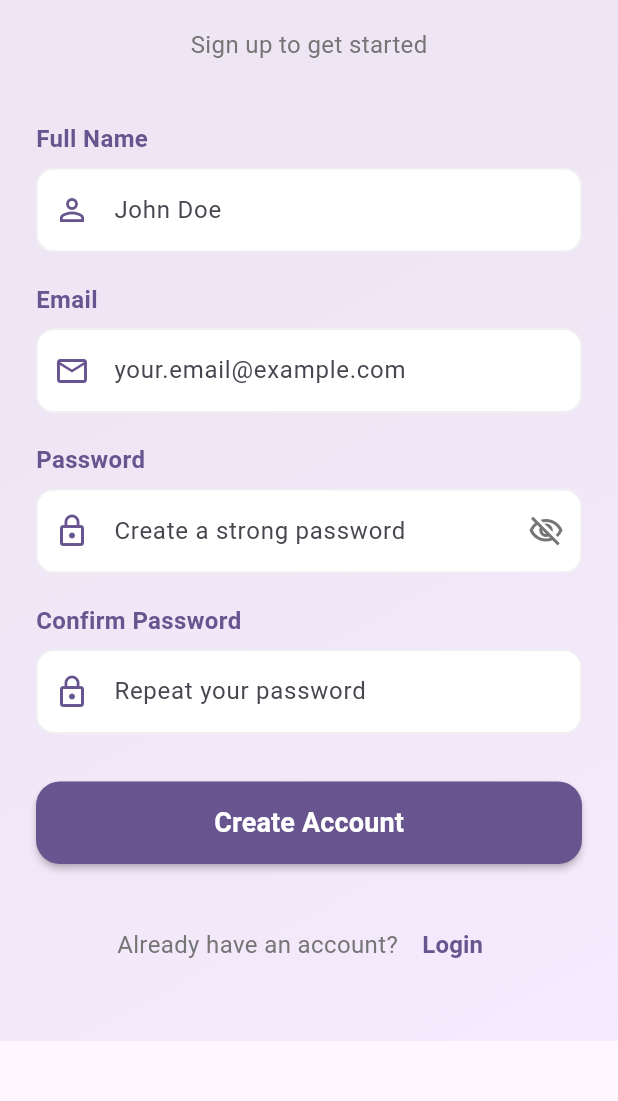
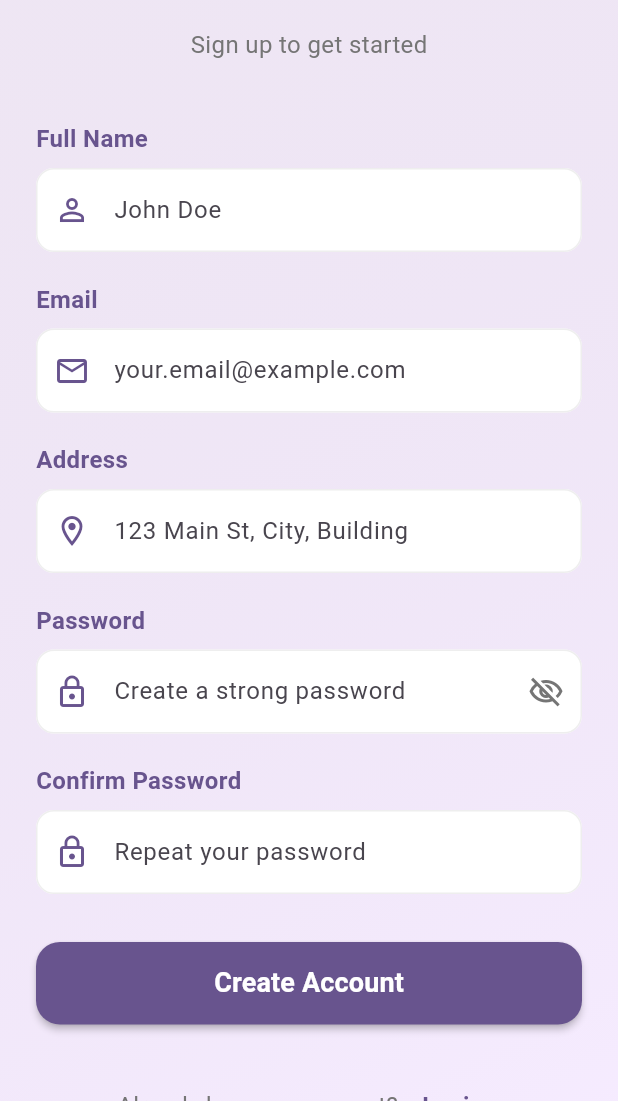
Before and after one commit to josephchamoun/flutter_internship_project, a Flutter app: the Registration screen opened by its route, after a tap on "Create Account", on a phone screen of 412 x 824 dp, the part 135-1236 px from its top. Run offline on Flutter 3.47's test engine with Material 3 defaults, Android fonts, the light colour scheme and no system bars; our stand-ins replace cached_network_image, dio, get, pretty_dio_logger, shared_preferences; accounts and stored records are empty; network calls fail.

Commit message:
adding address to users

```diff
--- a/lib/Controllers/LoginController.dart
+++ b/lib/Controllers/LoginController.dart
@@ -65,10 +65,14 @@ class LoginController extends GetxController {
           int userId = post.data['user']['id']; // Get it as an integer
           String userName = post.data['user']['name']; // Get the user's name
           String userEmail = post.data['user']['email']; // Get the user's email
+          String userAddress =
+              post.data['user']['address']; // Get the user's address
 
           prefs.setInt('user_id', userId); // Save user ID as an integer
           prefs.setString('user_name', userName); // Save user name as a string
           prefs.setString('user_email', userEmail); // Save user email as
+          prefs.setString(
+              'user_address', userAddress); // Save user address as a string
 
           ShowSuccessDialog(
               Get.context!, "Success", "User Login Successfully", () {});
--- a/lib/Controllers/ProfileController.dart
+++ b/lib/Controllers/ProfileController.dart
@@ -9,6 +9,7 @@ import 'package:shared_preferences/shared_preferences.dart';
 
 class ProfileController extends GetxController {
   TextEditingController email = TextEditingController();
+  TextEditingController address = TextEditingController();
   TextEditingController name = TextEditingController();
   TextEditingController oldpassword = TextEditingController();
   TextEditingController password = TextEditingController();
@@ -39,6 +40,7 @@ class ProfileController extends GetxController {
     prefs = await SharedPreferences.getInstance();
     name.text = prefs.getString('user_name') ?? '';
     email.text = prefs.getString('user_email') ?? '';
+    address.text = prefs.getString('user_address') ?? '';
   }
 
   void updateProfile() async {
@@ -53,6 +55,7 @@ class ProfileController extends GetxController {
       User user = User(
         name: name.text,
         email: email.text,
+        address: address.text,
       );
 
       String requestBody = user.toJson();
--- a/lib/Controllers/RegistrationController.dart
+++ b/lib/Controllers/RegistrationController.dart
@@ -7,6 +7,7 @@ import '../Models/User.dart';
 
 class RegistrationController extends GetxController {
   TextEditingController email = TextEditingController();
+  TextEditingController address = TextEditingController();
   TextEditingController name = TextEditingController();
   TextEditingController password = TextEditingController();
   TextEditingController password_confirmation = TextEditingController();
@@ -15,13 +16,16 @@ class RegistrationController extends GetxController {
   void submit() {
     String nameValue = name.text.trim();
     String emailValue = email.text.trim();
+    String addressValue = address.text.trim();
     String passwordValue = password.text.trim();
     String passwordConfirmationValue = password_confirmation.text.trim();
 
     if (nameValue.isEmpty) {
       Get.snackbar("Error", "Please enter your name.");
-    } else if (emailValue.isEmpty || !GetUtils.isEmail(emailValue)) {
+    } else if (emailValue.isEmpty) {
       Get.snackbar("Error", "Please enter a valid email.");
+    } else if (addressValue.isEmpty) {
+      Get.snackbar("Error", "Please enter your address.");
     } else if (passwordValue.isEmpty) {
       Get.snackbar("Error", "Please enter your password.");
     } else if (passwordValue.length < 8) {
@@ -48,6 +52,7 @@ class RegistrationController extends GetxController {
       User user = User(
         name: name.text,
         email: email.text,
+        address: address.text,
         password: password.text,
         password_confirmation: password_confirmation.text,
       );
--- a/lib/Models/User.dart
+++ b/lib/Models/User.dart
@@ -3,6 +3,7 @@ import 'dart:convert';
 class User {
   final String? name;
   final String? email;
+  final String? address;
   final String? oldpassword;
   final String? password;
   final String? password_confirmation;
@@ -10,6 +11,7 @@ class User {
   User(
       {this.name,
       this.email,
+      this.address,
       this.oldpassword,
       this.password,
       this.password_confirmation});
@@ -18,6 +20,7 @@ class User {
     return {
       "name": name,
       "email": email,
+      "address": address,
       "password": password,
       "password_confirmation": password_confirmation
     };
--- a/lib/Views/RegistrationForm.dart
+++ b/lib/Views/RegistrationForm.dart
@@ -107,6 +107,46 @@ class Registration extends StatelessWidget {
                       hintText: 'your.email@example.com',
                       prefixIcon: Icon(
                         Icons.email_outlined,
+                        color: Theme.of(context).colorScheme.primary,
+                      ),
+                      filled: true,
+                      fillColor: Colors.white,
+                      border: OutlineInputBorder(
+                        borderRadius: BorderRadius.circular(12),
+                        borderSide: BorderSide.none,
+                      ),
+                      enabledBorder: OutlineInputBorder(
+                        borderRadius: BorderRadius.circular(12),
+                        borderSide: BorderSide(
+                          color: Colors.grey.shade200,
+                          width: 1.0,
+                        ),
+                      ),
+                      focusedBorder: OutlineInputBorder(
+                        borderRadius: BorderRadius.circular(12),
+                        borderSide: BorderSide(
+                          color: Theme.of(context).colorScheme.primary,
+                          width: 1.5,
+                        ),
+                      ),
+                    ),
+                  ),
+                  const SizedBox(height: 20),
+                  Text(
+                    "Address",
+                    style: TextStyle(
+                      fontSize: 16,
+                      fontWeight: FontWeight.bold,
+                      color: Theme.of(context).colorScheme.primary,
+                    ),
+                  ),
+                  const SizedBox(height: 8),
+                  TextField(
+                    controller: _registrationController.address,
+                    decoration: InputDecoration(
+                      hintText: '123 Main St, City, Building',
+                      prefixIcon: Icon(
+                        Icons.location_on_outlined,
                         color: Theme.of(context).colorScheme.primary,
                       ),
                       filled: true,
--- a/lib/Views/profile.dart
+++ b/lib/Views/profile.dart
@@ -88,6 +88,13 @@ class Profile extends StatelessWidget {
                           label: "Email",
                           hint: "Enter your email address",
                           icon: Icons.email_outlined,
+                        ),
+                        const SizedBox(height: 16),
+                        _buildTextField(
+                          controller: _profileController.address,
+                          label: "Address",
+                          hint: "Enter your address",
+                          icon: Icons.location_on_outlined,
                         ),
                         const SizedBox(height: 24),
                         _buildActionButton(
```
Also changed, not shown: 1 other file.
